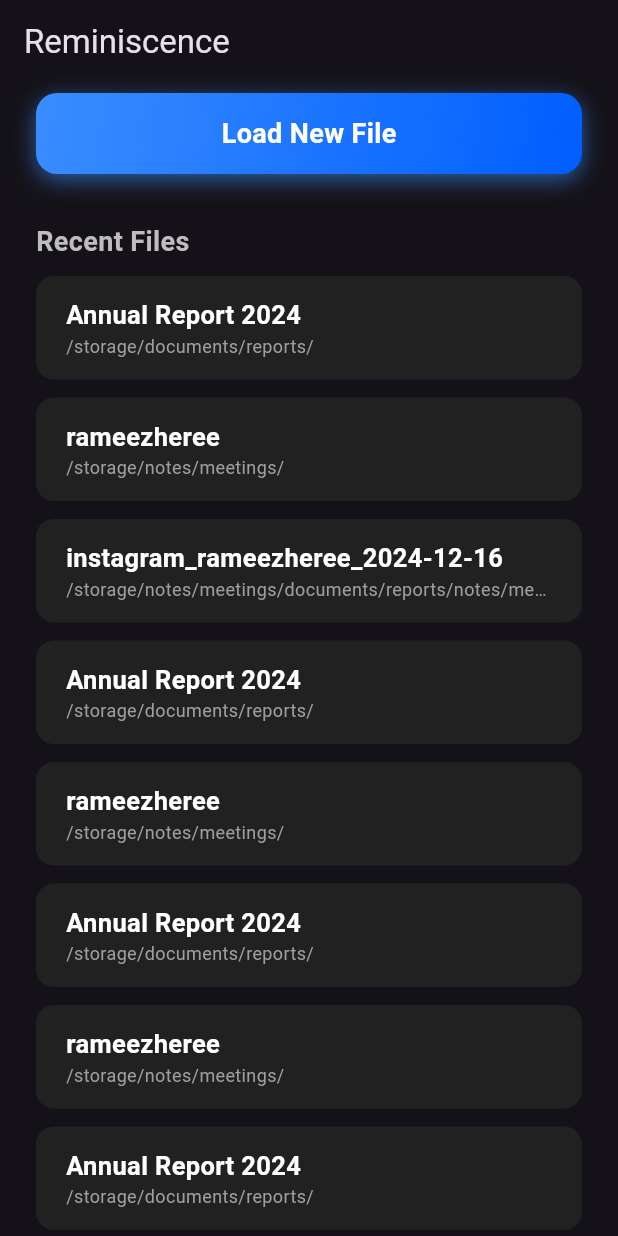
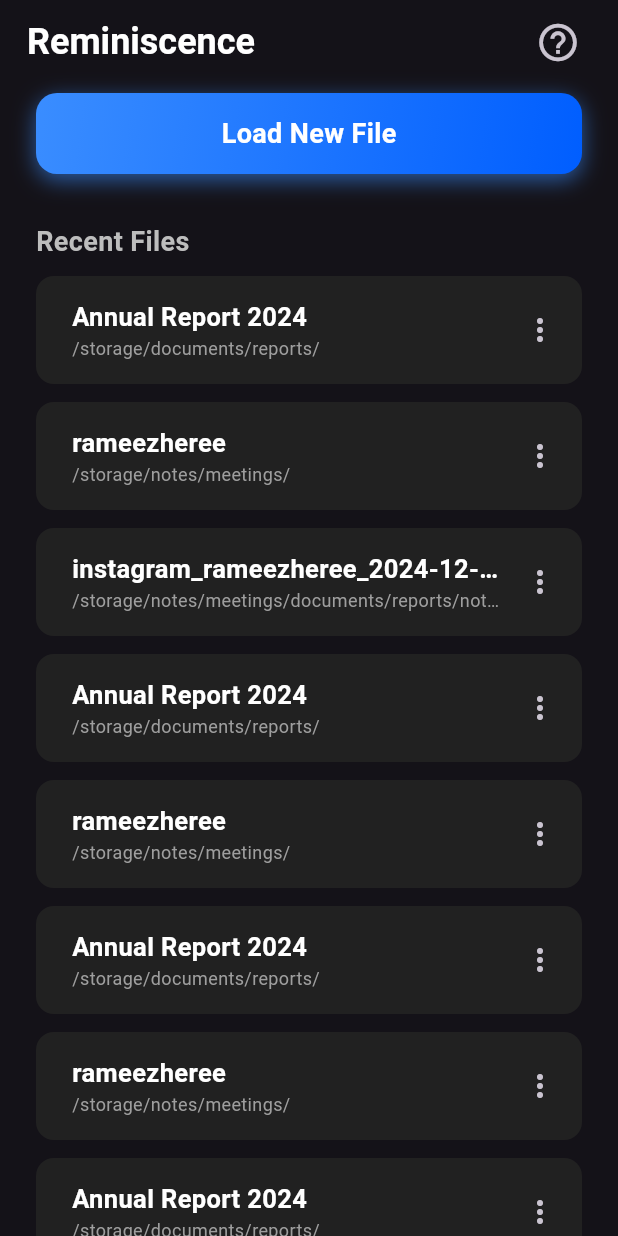
Before and after one commit to RealUltra/Reminiscence-Mobile, a Flutter app: the screen it shows after launch, on a phone screen of 412 x 824 dp. Run offline on Flutter 3.47's test engine with Material 3 defaults, Android fonts, the phone set to English and light mode, and no system bars; our stand-ins replace drift; missing offline and left inert: cryptography, sqlcipher_flutter_libs, sqlite3; accounts and stored records are empty; generated files the repository leaves out were written again.

Commit message:
updated data loader ui but app bar design, button reactions and probably more still pending

```diff
--- a/lib/ui/pages/data_loader/app_bar.dart
+++ b/lib/ui/pages/data_loader/app_bar.dart
@@ -9,6 +9,12 @@ class MyAppBar extends StatelessWidget implements PreferredSizeWidget {
       title: Text("Reminiscence"),
       scrolledUnderElevation: 0.0,
       backgroundColor: Colors.transparent,
+      actions: [
+        IconButton(onPressed: () {}, icon: Icon(Icons.help_outline, size: 30)),
+      ],
+      actionsPadding: EdgeInsets.only(right: 16),
+      titleTextStyle: TextStyle(fontWeight: FontWeight.bold, fontSize: 24),
+      titleSpacing: 18.0,
     );
   }
 
--- a/lib/ui/pages/data_loader/body.dart
+++ b/lib/ui/pages/data_loader/body.dart
@@ -27,14 +27,44 @@ class _BodyState extends State<Body> {
 
   @override
   Widget build(BuildContext context) {
+    //recentFiles.clear();
+
     return Padding(
       padding: EdgeInsets.symmetric(horizontal: 24.0),
       child: Column(
         children: [
           const SizedBox(height: 6),
           const LoadDataButton(),
-          const SizedBox(height: 32),
-          RecentFilesList(recentFiles: recentFiles),
+          SizedBox(height: (recentFiles.isNotEmpty ? 32 : 50)),
+          recentFiles.isNotEmpty
+              ? RecentFilesList(recentFiles: recentFiles)
+              : Column(
+                children: [
+                  Icon(
+                    Icons.folder_outlined,
+                    size: 90,
+                    color: Colors.grey[600],
+                  ),
+                  const SizedBox(height: 16),
+                  Text(
+                    "Use the \"Load New File\" button\nto load your instagram data\nand get started!",
+                    textAlign: TextAlign.center,
+                    style: TextStyle(color: Colors.grey, fontSize: 16),
+                  ),
+                  const SizedBox(height: 8),
+                  TextButton(
+                    onPressed: () {},
+                    child: Text(
+                      "Need help downloading your instagram data?\nClick here.",
+                      textAlign: TextAlign.center,
+                      style: TextStyle(
+                        color: Colors.redAccent,
+                        fontWeight: FontWeight.bold,
+                      ),
+                    ),
+                  ),
+                ],
+              ),
         ],
       ),
     );
--- a/lib/ui/pages/data_loader/recent_file_card.dart
+++ b/lib/ui/pages/data_loader/recent_file_card.dart
@@ -13,14 +13,16 @@ class RecentFileCard extends StatelessWidget {
     String fileName = p.basenameWithoutExtension(filePath);
 
     return Container(
-      width: double.infinity,
-      padding: EdgeInsets.symmetric(vertical: 14, horizontal: 20),
+      padding: EdgeInsets.fromLTRB(24, 12, 4, 12),
       decoration: BoxDecoration(
         color: Colors.grey[900],
         borderRadius: BorderRadius.circular(12),
       ),
+      child: Row(
+        children: [
+          Expanded(
             child: Column(
-        crossAxisAlignment: CrossAxisAlignment.stretch,
+              crossAxisAlignment: CrossAxisAlignment.start,
               children: [
                 Text(
                   fileName,
@@ -29,6 +31,7 @@ class RecentFileCard extends StatelessWidget {
                     fontSize: 17,
                     fontWeight: FontWeight.bold,
                   ),
+                  overflow: TextOverflow.ellipsis,
                 ),
                 Text(
                   dir,
@@ -37,6 +40,16 @@ class RecentFileCard extends StatelessWidget {
                 ),
               ],
             ),
+          ),
+          Align(
+            alignment: Alignment.centerRight,
+            child: IconButton(
+              icon: const Icon(Icons.more_vert),
+              onPressed: () {},
+            ),
+          ),
+        ],
+      ),
     );
   }
 }
```
Lines whose indentation alone changed are shown as unchanged.
